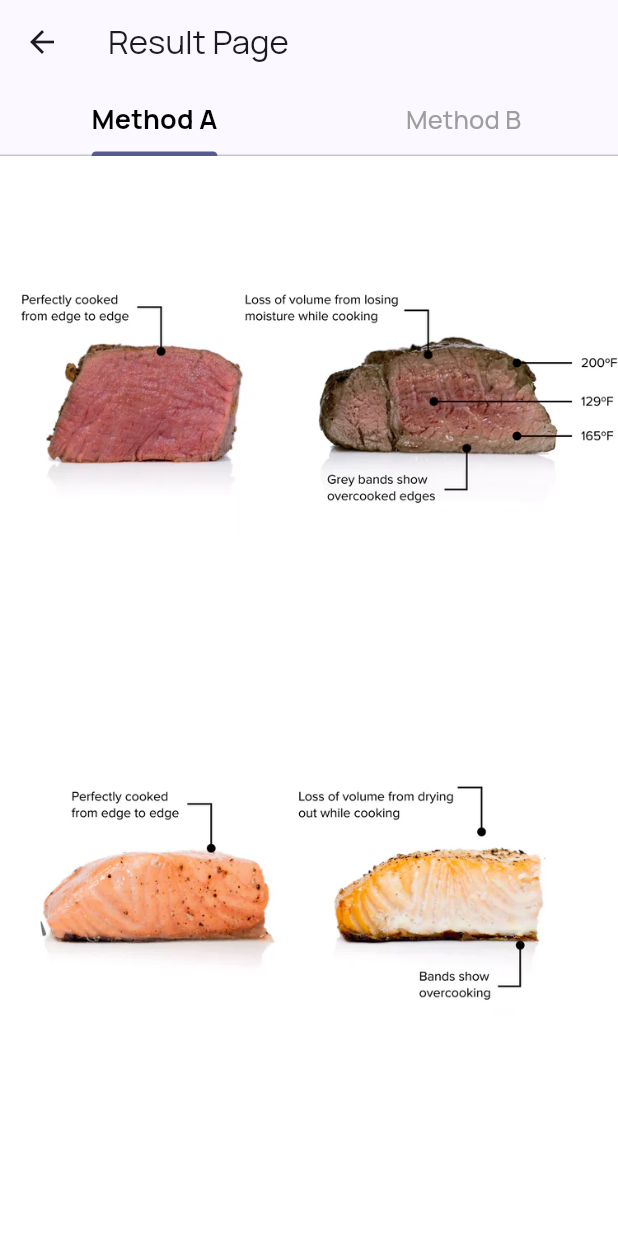
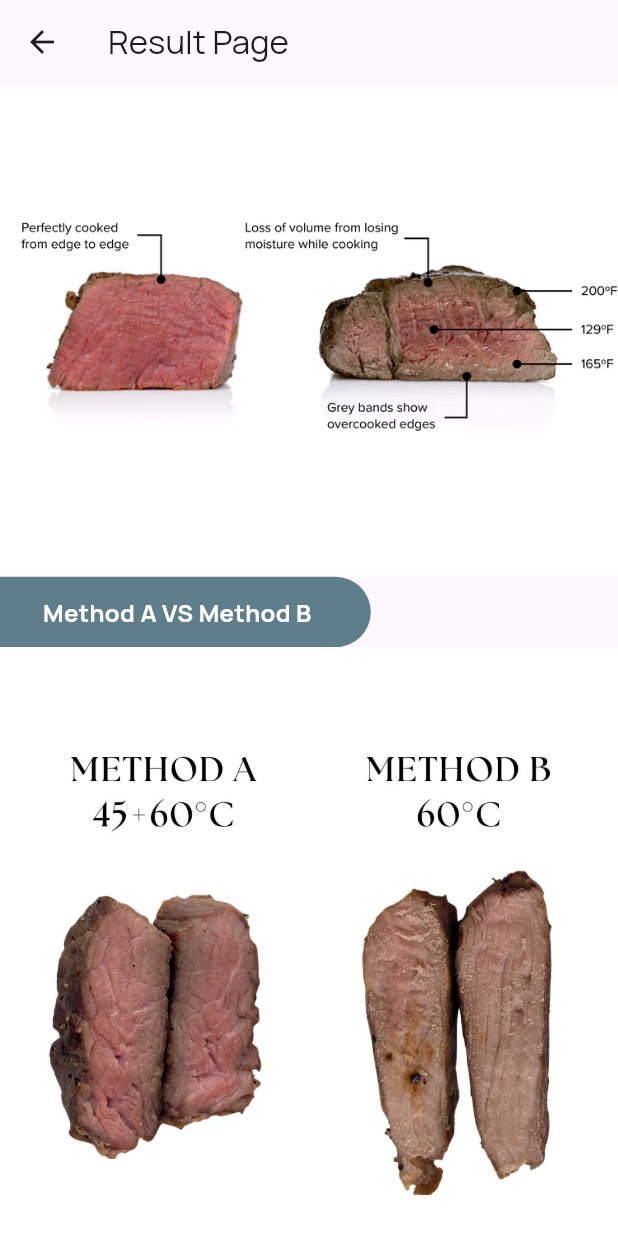
Before and after one commit to datsabahandude/SousVide, a Flutter app: the screen it shows after launch, in the side drawer, after a tap on "Cooking Results", on a phone screen of 412 x 824 dp. Run offline on Flutter 3.47's test engine with Material 3 defaults, Android fonts, the phone set to English and light mode, and no system bars; our stand-ins replace curved_navigation_bar, flutter_local_notifications, get, google_fonts, image_picker, lottie and 4 more.

Commit message:
Result page new UI  #7

```diff
--- a/lib/components/result_body.dart
+++ b/lib/components/result_body.dart
@@ -5,18 +5,90 @@ class ResultBody extends StatelessWidget {
 
   @override
   Widget build(BuildContext context) {
-    return Center(
-      child: Container(
-        constraints: const BoxConstraints(maxWidth: 700),
-        child: SingleChildScrollView(
-          child: Column(
-            children: [
-              Image.asset('assets/images/cookres1.png'),
-              Image.asset('assets/images/cookres2.png'),
-              Image.asset('assets/images/cookres3.png'),
+    // Define a fixed width for each column
+    const double columnWidth = 150;
+
+    return SingleChildScrollView(
+      child: Column(
+        crossAxisAlignment: CrossAxisAlignment.start,
+        children: [
+          Image.asset('assets/images/cookres1.png'),
+          Container(
+            padding: const EdgeInsets.all(12),
+            width: MediaQuery.of(context).size.width * 0.6,
+            alignment: const Alignment(-0.25, 0),
+            decoration: const BoxDecoration(
+              color: Colors.blueGrey,
+              borderRadius: BorderRadius.only(
+                topRight: Radius.circular(30),
+                bottomRight: Radius.circular(30),
+              ),
+            ),
+            child: const Text(
+              'Method A VS Method B',
+              style: TextStyle(
+                fontWeight: FontWeight.bold,
+                fontSize: 16,
+                color: Colors.white,
+              ),
+            ),
+          ),
+          Image.asset('assets/images/methodSV.jpg'),
+          const SizedBox(height: 15),
+          DataTable(
+            showBottomBorder: true,
+            dataRowMaxHeight: double.infinity,
+            headingTextStyle: const TextStyle(
+              fontStyle: FontStyle.italic,
+              fontWeight: FontWeight.bold,
+              color: Colors.black,
+            ),
+            columns: const <DataColumn>[
+              DataColumn(
+                label: Text('Method A'),
+              ),
+              DataColumn(
+                label: Text('Method B'),
+              ),
+            ],
+            rows: const <DataRow>[
+              DataRow(
+                cells: [
+                  DataCell(
+                    SizedBox(
+                      width: columnWidth,
+                      child: Text('A slight gradient in color'),
+                    ),
+                  ),
+                  DataCell(
+                    SizedBox(
+                      width: columnWidth,
+                      child: Text('More uniform color from edge to center'),
+                    ),
+                  ),
+                ],
+              ),
+              DataRow(
+                cells: [
+                  DataCell(
+                    SizedBox(
+                      width: columnWidth,
+                      child: Text(
+                          'Enhance tenderness due to enzymatic activity at the lower temperature'),
+                    ),
+                  ),
+                  DataCell(
+                    SizedBox(
+                      width: columnWidth,
+                      child: Text('Uniformly tender'),
+                    ),
+                  ),
+                ],
+              ),
             ],
           ),
-        ),
+          const SizedBox(height: 30),
+        ],
       ),
     );
   }
--- a/lib/screens/resultpage.dart
+++ b/lib/screens/resultpage.dart
@@ -6,39 +6,10 @@ class ResultPage extends StatelessWidget {
 
   @override
   Widget build(BuildContext context) {
-    final GlobalKey<ScaffoldState> scaffoldKey = GlobalKey<ScaffoldState>();
-    // int? currentTab;
-
-    return DefaultTabController(
-      length: 2,
-      child: Scaffold(
-          key: scaffoldKey,
-          appBar: AppBar(
-            title: const Text('Result Page'),
-            bottom: const TabBar(
-                labelColor: Colors.black,
-                labelStyle:
-                    TextStyle(fontSize: 18, fontWeight: FontWeight.bold),
-                unselectedLabelColor: Colors.grey,
-                unselectedLabelStyle: TextStyle(
-                  fontSize: 17,
-                ),
-                indicatorSize: TabBarIndicatorSize.label,
-                tabs: <Widget>[
-                  Tab(
-                    child: Text('Method A'),
-                  ),
-                  Tab(
-                    child: Text('Method B'),
-                  ),
-                ]),
-          ),
-          body: const TabBarView(
-            children: <Widget>[
-              ResultBody(),
-              ResultBody(),
-            ],
-          )),
-    );
+    return Scaffold(
+        appBar: AppBar(
+          title: const Text('Result Page'),
+        ),
+        body: const ResultBody());
   }
 }
```
Also changed, not shown: assets/images/basicSV.jpg (added), assets/images/cookres2.png (deleted), assets/images/cookres3.png (deleted), assets/images/howSV.jpg (added), assets/images/methodSV.jpg (added), pubspec.lock.
